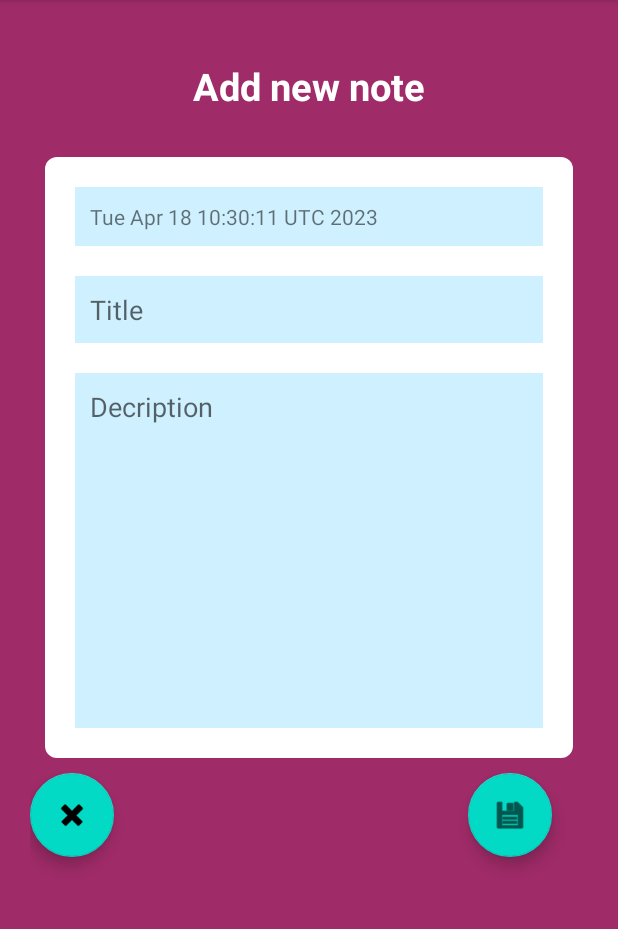
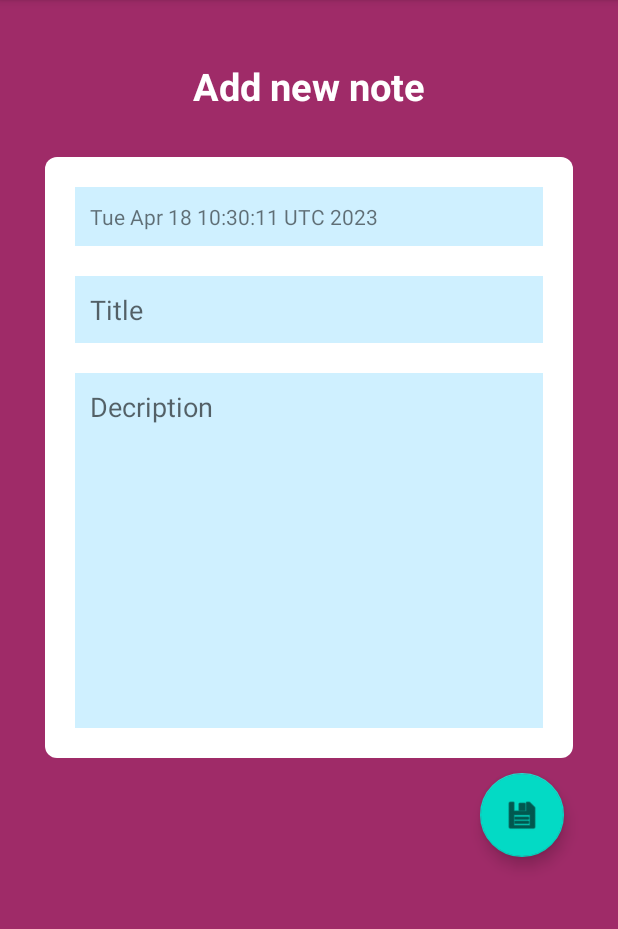
Before and after one commit to DarthIV02/Examen2_NotesAPP, an Android app: the WritingActivity screen opened directly, with no data from a screen before it, on a phone screen of 412 x 824 dp, the part 84-1013 px from its top. Run offline under Robolectric (Android 15) with nearby library versions, the phone set to English and light mode, and no system bars.

Commit message:
Update activity_writing.xml

```diff
--- a/app/src/main/res/layout/activity_writing.xml
+++ b/app/src/main/res/layout/activity_writing.xml
@@ -60,29 +60,12 @@
 
     </LinearLayout>
 
-    <LinearLayout
-        android:layout_width="match_parent"
+    <com.google.android.material.floatingactionbutton.FloatingActionButton
+        android:id="@+id/saveButton"
+        android:layout_width="wrap_content"
         android:layout_height="wrap_content"
-        android:orientation="horizontal">
-
-        <com.google.android.material.floatingactionbutton.FloatingActionButton
-            android:id="@+id/BackButton"
-            android:layout_width="wrap_content"
-            android:layout_height="wrap_content"
-            android:layout_marginEnd="16dp"
-            android:layout_marginBottom="16dp"
-            app:srcCompat="@android:drawable/ic_delete" />
-
-        <com.google.android.material.floatingactionbutton.FloatingActionButton
-            android:id="@+id/saveButton"
-            android:layout_width="match_parent"
-            android:layout_height="match_parent"
-            android:layout_marginEnd="16dp"
-            android:layout_marginBottom="16dp"
-            android:layout_marginStart="220dp"
-            app:srcCompat="@android:drawable/ic_menu_save" />
-
-    </LinearLayout>
+        android:layout_marginStart="300dp"
+        app:srcCompat="@android:drawable/ic_menu_save" />
 
 
 </LinearLayout>
```
